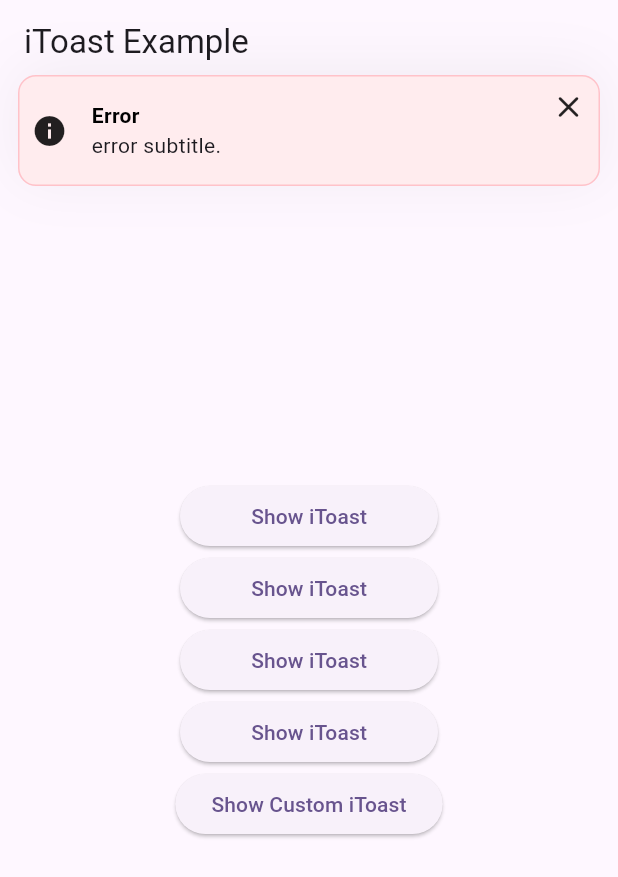
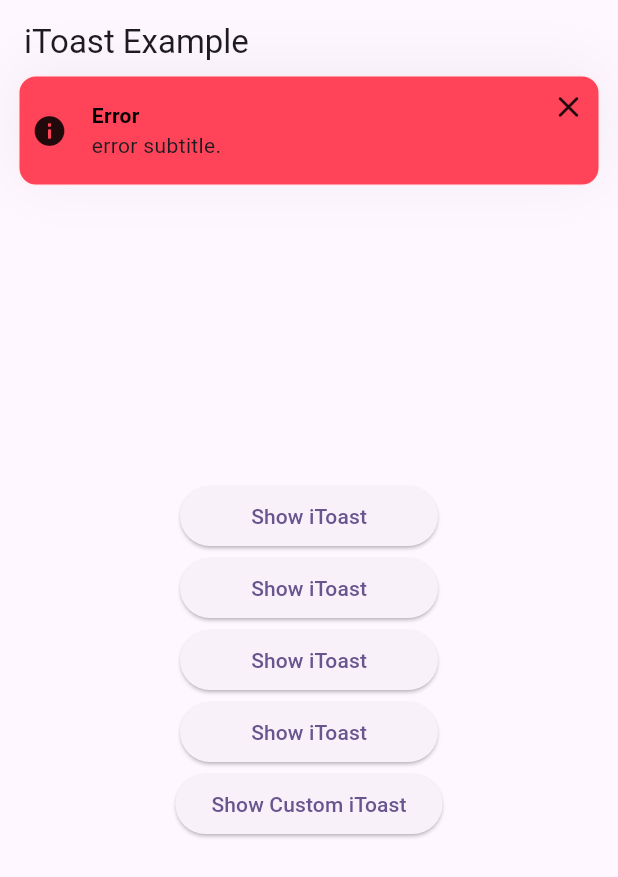
Before and after one commit to iwalletmobile/i_toast, a Flutter app: the screen it shows after launch, after a tap on "Show iToast", on a phone screen of 412 x 824 dp. Shown: the top 877 px of the screen. Run offline on Flutter 3.47's test engine with Material 3 defaults, Android fonts, the phone set to English and light mode, and no system bars.

Commit message:
edit colors

```diff
--- a/lib/src/constants/color_constant.dart
+++ b/lib/src/constants/color_constant.dart
@@ -6,8 +6,8 @@ class ColorConstant {
   static const Color lightGreen = Color(0xFFF0FFF5);
   static const Color green = Color(0xFF8CFFB3);
 
-  static const Color lightRed = Color(0xFFFFF2EB);
-  static const Color red = Color(0xFFFFD6BF);
+  static const Color lightRed = Color(0xFFFFECEE);
+  static const Color red = Color(0xFFFF445A);
 
   static const Color lightBlue = Color(0xFFEBF5FF);
   static const Color blue = Color(0xFF3AA1FF);
--- a/lib/src/toast_message/error_toast_message.dart
+++ b/lib/src/toast_message/error_toast_message.dart
@@ -21,9 +21,9 @@ class ErrorToastMessage extends IToastMessageWidget {
           key: key,
           title: toastTitle,
           subTitle: toastSubTitle,
-          backgroundColor: ColorConstant.lightOrange,
+          backgroundColor: ColorConstant.red,
           border: Border.all(
-            color: ColorConstant.orange,
+            color: ColorConstant.lightRed,
           ),
           trailing: toastTrailing,
           onTap: onTapTrailing,
--- a/lib/src/toast_message/warning_toast_message.dart
+++ b/lib/src/toast_message/warning_toast_message.dart
@@ -1,4 +1,5 @@
 import 'package:flutter/material.dart';
+
 import '../constants/color_constant.dart';
 import 'itoast_message_widget.dart';
 
@@ -20,9 +21,9 @@ class WarningToastMessage extends IToastMessageWidget {
           key: key,
           title: toastTitle,
           subTitle: toastSubtitle,
-          backgroundColor: ColorConstant.lightRed,
+          backgroundColor: ColorConstant.lightOrange,
           border: Border.all(
-            color: ColorConstant.red,
+            color: ColorConstant.orange,
           ),
           trailing: toastTrailing,
           onTap: onTapTrailing,
```
